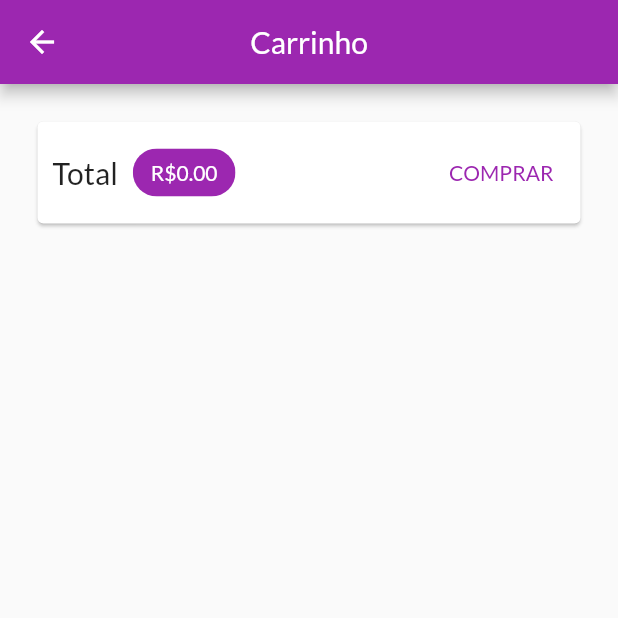
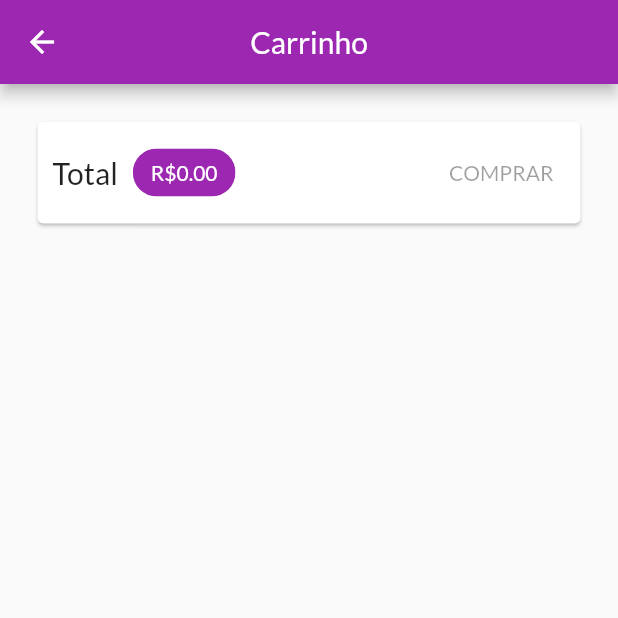
Before and after one commit to viniciusdds/shop, a Flutter app: the CartScreen screen opened by its route, on a phone screen of 412 x 824 dp, the top half of it. Run offline on Flutter 3.47's test engine with Material 2 defaults, Android fonts, the phone set to English and light mode, and no system bars; network calls fail.

Commit message:
aula 294

```diff
--- a/lib/providers/product.dart
+++ b/lib/providers/product.dart
@@ -2,6 +2,7 @@ import 'dart:convert';
 
 import 'package:flutter/foundation.dart';
 import 'package:http/http.dart' as http;
+import 'package:shop/utils/constants.dart';
 
 class Product with ChangeNotifier {
 
@@ -30,7 +31,7 @@ class Product with ChangeNotifier {
     _toggleFavorite();
 
     try{
-      final url = 'https://flutter-cod3r-2cf72-default-rtdb.firebaseio.com/products/$id.json';
+      final url = '${Constants.BASE_API_URL}/products/$id.json';
       final response = await http.patch(
           url,
           body: json.encode({
--- a/lib/providers/products.dart
+++ b/lib/providers/products.dart
@@ -4,10 +4,11 @@ import 'package:flutter/material.dart';
 import 'package:http/http.dart' as http;
 import 'package:shop/exceptions/http_exception.dart';
 import 'package:shop/providers/product.dart';
+import 'package:shop/utils/constants.dart';
 
 class Products with ChangeNotifier {
 
-  final String _baseUrl = 'https://flutter-cod3r-2cf72-default-rtdb.firebaseio.com/products';
+  final String _baseUrl = '${Constants.BASE_API_URL}/products';
 
   List<Product> _items = [];
 
--- /dev/null
+++ b/lib/utils/constants.dart
@@ -0,0 +1,3 @@
+class Constants {
+  static const BASE_API_URL = 'https://flutter-cod3r-2cf72-default-rtdb.firebaseio.com';
+}
--- a/lib/views/cart_screen.dart
+++ b/lib/views/cart_screen.dart
@@ -41,16 +41,7 @@ class CartScreen extends StatelessWidget {
                       backgroundColor: Theme.of(context).primaryColor,
                   ),
                   Spacer(),
-                  TextButton(
-                      onPressed: (){
-                        Provider.of<Orders>(context, listen: false).addOrder(cart);
-                        cart.clear();
-                      },
-                      child: Text('COMPRAR'),
-                      style: TextButton.styleFrom(
-                        primary: Theme.of(context).primaryColor
-                      ),
-                  )
+                  OrderButton(cart: cart),
                 ],
               ),
             ),
@@ -67,3 +58,41 @@ class CartScreen extends StatelessWidget {
     );
   }
 }
+
+class OrderButton extends StatefulWidget {
+
+  final Cart cart;
+
+  const OrderButton({
+    Key key,
+    @required this.cart,
+  }) : super(key: key);
+
+  @override
+  _OrderButtonState createState() => _OrderButtonState();
+}
+
+class _OrderButtonState extends State<OrderButton> {
+
+  bool _isLoading = false;
+
+  @override
+  Widget build(BuildContext context) {
+    return TextButton(
+      onPressed: widget.cart.totalAmount == 0 ? null : () async {
+        setState(() {
+          _isLoading = true;
+        });
+        await Provider.of<Orders>(context, listen: false).addOrder(widget.cart);
+        setState(() {
+          _isLoading = false;
+        });
+        widget.cart.clear();
+      },
+      child: _isLoading == true ? CircularProgressIndicator() : Text('COMPRAR'),
+      style: TextButton.styleFrom(
+          primary: Theme.of(context).primaryColor
+      ),
+    );
+  }
+}
--- a/lib/widgets/order_widget.dart
+++ b/lib/widgets/order_widget.dart
@@ -17,7 +17,6 @@ class _OrderWidgetState extends State<OrderWidget> {
 
   @override
   Widget build(BuildContext context) {
-
     return Card(
       margin: EdgeInsets.all(10),
       child: Column(
@@ -36,6 +35,7 @@ class _OrderWidgetState extends State<OrderWidget> {
               },
             ),
           ),
+          if(_expanded)
             Visibility(
               visible: _expanded,
               child: Container(
```
Also changed, not shown: lib/providers/orders.dart (+54 -3 lines), lib/views/orders_screen.dart (+36 -5 lines). Lines whose indentation alone changed are shown as unchanged.
